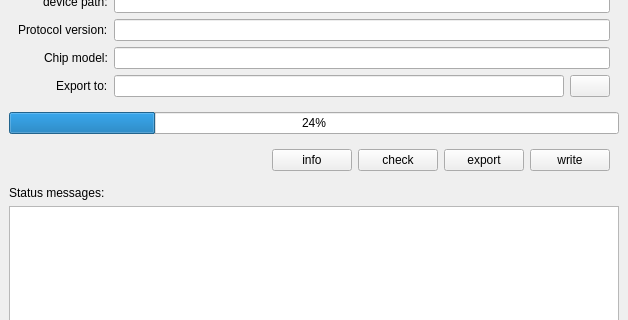
Above: pigro-gui/PigroWindow.ui from zolotov-av/pigro before the change; both pictures show x 0 to 628 and y 111 to 431 of the 628 by 552 pixel window. Below: the same form after it.
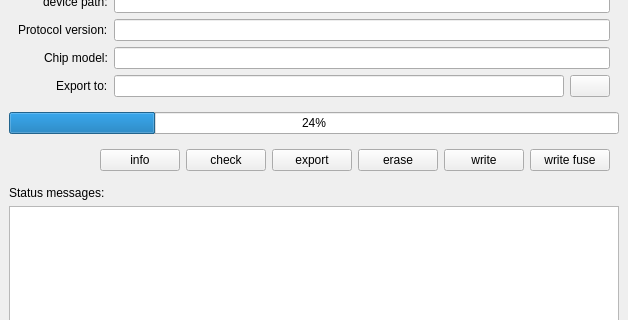
That is the form after the change. Icons and pictures are not drawn.

Commit message: chip erase, write fuse (GUI & console)

What changed in the file:
```diff
--- a/pigro-gui/PigroWindow.ui
+++ b/pigro-gui/PigroWindow.ui
@@ -222,6 +222,13 @@
          </property>
         </widget>
        </item>
+       <item>
+        <widget class="QPushButton" name="pbChipErase">
+         <property name="text">
+          <string>erase</string>
+         </property>
+        </widget>
+       </item>
        <item>
         <widget class="QPushButton" name="pbWriteFirmware">
          <property name="text">
@@ -229,6 +236,13 @@
          </property>
         </widget>
        </item>
+       <item>
+        <widget class="QPushButton" name="pbWriteFuse">
+         <property name="text">
+          <string>write fuse</string>
+         </property>
+        </widget>
+       </item>
       </layout>
      </widget>
     </item>
```
The commit also changes 8 other files.
